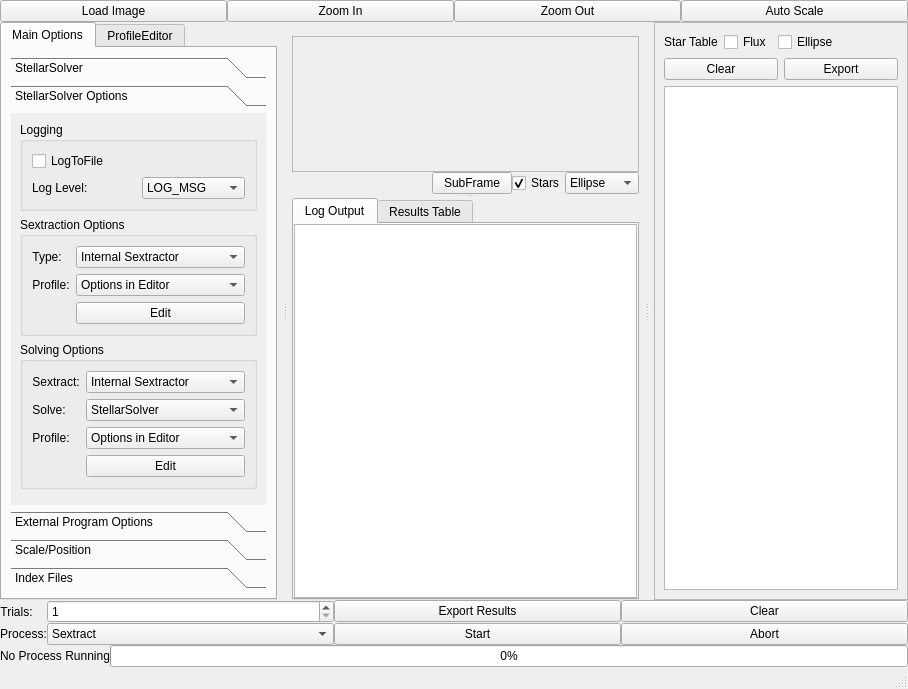
Above: tester/mainwindow.ui from rlancaste/stellarsolver before the change. Below: the same form after it.
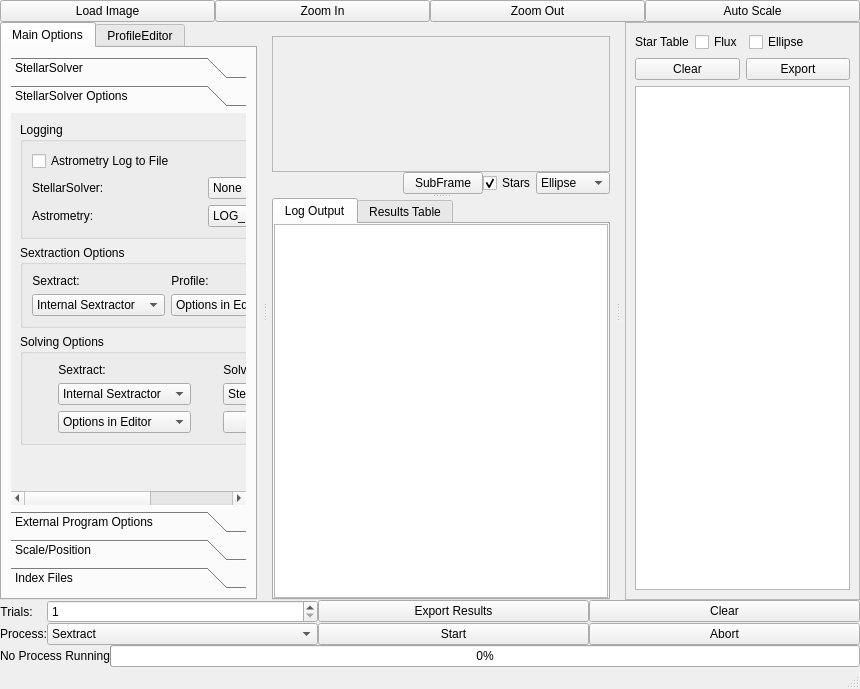
That is the form after the change. The open tabs and pages were chosen to show the change. Icons and pictures are not drawn. Custom widgets are drawn as their Qt base class.

Commit message: Separating StellarSolver from Astrometry Logging

```diff
--- a/tester/mainwindow.ui
+++ b/tester/mainwindow.ui
@@ -6,7 +6,7 @@
    <rect>
     <x>0</x>
     <y>0</y>
-    <width>908</width>
+    <width>860</width>
     <height>689</height>
    </rect>
   </property>
@@ -161,8 +161,8 @@
                 <rect>
                  <x>0</x>
                  <y>0</y>
-                 <width>272</width>
-                 <height>451</height>
+                 <width>418</width>
+                 <height>405</height>
                 </rect>
                </property>
                <attribute name="label">
@@ -188,10 +188,43 @@
                    <string>Logging</string>
                   </property>
                   <layout class="QGridLayout" name="gridLayout_16">
+                   <item row="1" column="0">
+                    <widget class="QLabel" name="label_59">
+                     <property name="text">
+                      <string>StellarSolver:</string>
+                     </property>
+                    </widget>
+                   </item>
+                   <item row="2" column="0">
+                    <widget class="QLabel" name="label_34">
+                     <property name="text">
+                      <string>Astrometry:</string>
+                     </property>
+                    </widget>
+                   </item>
+                   <item row="1" column="1">
+                    <widget class="QComboBox" name="stellarSolverLogLevel">
+                     <item>
+                      <property name="text">
+                       <string>None</string>
+                      </property>
+                     </item>
+                     <item>
+                      <property name="text">
+                       <string>Normal</string>
+                      </property>
+                     </item>
+                     <item>
+                      <property name="text">
+                       <string>Verbose</string>
+                      </property>
+                     </item>
+                    </widget>
+                   </item>
                    <item row="2" column="1">
                     <widget class="QComboBox" name="logLevel">
                      <property name="currentIndex">
-                      <number>1</number>
+                      <number>0</number>
                      </property>
                      <item>
                       <property name="text">
@@ -215,17 +248,10 @@
                      </item>
                     </widget>
                    </item>
-                   <item row="2" column="0">
-                    <widget class="QLabel" name="label_34">
-                     <property name="text">
-                      <string>Log Level:</string>
-                     </property>
-                    </widget>
-                   </item>
-                   <item row="0" column="0">
+                   <item row="0" column="0" colspan="2">
                     <widget class="QCheckBox" name="logToFile">
                      <property name="text">
-                      <string>LogToFile</string>
+                      <string>Astrometry Log to File</string>
                      </property>
                     </widget>
                    </item>
@@ -238,14 +264,7 @@
                    <string>Sextraction Options</string>
                   </property>
                   <layout class="QGridLayout" name="gridLayout_18">
-                   <item row="4" column="1">
-                    <widget class="QPushButton" name="editSextractorProfile">
-                     <property name="text">
-                      <string>Edit</string>
-                     </property>
-                    </widget>
-                   </item>
-                   <item row="1" column="1">
+                   <item row="1" column="2">
                     <widget class="QComboBox" name="sextractionProfile">
                      <property name="sizePolicy">
                       <sizepolicy hsizetype="Preferred" vsizetype="Fixed">
@@ -268,7 +287,7 @@
                      </item>
                     </widget>
                    </item>
-                   <item row="0" column="1">
+                   <item row="1" column="1">
                     <widget class="QComboBox" name="sextractorTypeForSextraction">
                      <item>
                       <property name="text">
@@ -282,29 +301,7 @@
                      </item>
                     </widget>
                    </item>
-                   <item row="1" column="0">
-                    <widget class="QLabel" name="label_68">
-                     <property name="sizePolicy">
-                      <sizepolicy hsizetype="Fixed" vsizetype="Preferred">
-                       <horstretch>0</horstretch>
-                       <verstretch>0</verstretch>
-                      </sizepolicy>
-                     </property>
-                     <property name="maximumSize">
-                      <size>
-                       <width>16777215</width>
-                       <height>15</height>
-                      </size>
-                     </property>
-                     <property name="text">
-                      <string>Profile:</string>
-                     </property>
-                     <property name="alignment">
-                      <set>Qt::AlignCenter</set>
-                     </property>
-                    </widget>
-                   </item>
-                   <item row="0" column="0">
+                   <item row="0" column="1">
                     <widget class="QLabel" name="label_69">
                      <property name="sizePolicy">
                       <sizepolicy hsizetype="Fixed" vsizetype="Preferred">
@@ -319,13 +316,42 @@
                       </size>
                      </property>
                      <property name="text">
-                      <string>Type:</string>
+                      <string>Sextract:</string>
                      </property>
                      <property name="alignment">
                       <set>Qt::AlignCenter</set>
                      </property>
                     </widget>
                    </item>
+                   <item row="0" column="2">
+                    <widget class="QLabel" name="label_68">
+                     <property name="sizePolicy">
+                      <sizepolicy hsizetype="Fixed" vsizetype="Preferred">
+                       <horstretch>0</horstretch>
+                       <verstretch>0</verstretch>
+                      </sizepolicy>
+                     </property>
+                     <property name="maximumSize">
+                      <size>
+                       <width>16777215</width>
+                       <height>15</height>
+                      </size>
+                     </property>
+                     <property name="text">
+                      <string>Profile:</string>
+                     </property>
+                     <property name="alignment">
+                      <set>Qt::AlignCenter</set>
+                     </property>
+                    </widget>
+                   </item>
+                   <item row="1" column="3">
+                    <widget class="QPushButton" name="editSextractorProfile">
+                     <property name="text">
+                      <string>Edit</string>
+                     </property>
+                    </widget>
+                   </item>
                   </layout>
                  </widget>
                 </item>
@@ -335,7 +361,78 @@
                    <string>Solving Options</string>
                   </property>
                   <layout class="QGridLayout" name="gridLayout_17">
-                   <item row="1" column="1">
+                   <item row="3" column="0">
+                    <widget class="QComboBox" name="sextractorTypeForSolving">
+                     <item>
+                      <property name="text">
+                       <string>Internal Sextractor</string>
+                      </property>
+                     </item>
+                     <item>
+                      <property name="text">
+                       <string>External Sextractor</string>
+                      </property>
+                     </item>
+                     <item>
+                      <property name="text">
+                       <string>BuiltIn Sextractor</string>
+                      </property>
+                     </item>
+                    </widget>
+                   </item>
+                   <item row="4" column="0">
+                    <widget class="QComboBox" name="solverProfile">
+                     <property name="sizePolicy">
+                      <sizepolicy hsizetype="Preferred" vsizetype="Fixed">
+                       <horstretch>0</horstretch>
+                       <verstretch>0</verstretch>
+                      </sizepolicy>
+                     </property>
+                     <property name="currentIndex">
+                      <number>0</number>
+                     </property>
+                     <item>
+                      <property name="text">
+                       <string>Options in Editor</string>
+                      </property>
+                     </item>
+                     <item>
+                      <property name="text">
+                       <string>Default Options</string>
+                      </property>
+                     </item>
+                    </widget>
+                   </item>
+                   <item row="4" column="1">
+                    <widget class="QPushButton" name="editSolverProfile">
+                     <property name="text">
+                      <string>Edit</string>
+                     </property>
+                    </widget>
+                   </item>
+                   <item row="0" column="0">
+                    <widget class="QLabel" name="label_70">
+                     <property name="sizePolicy">
+                      <sizepolicy hsizetype="Fixed" vsizetype="Preferred">
+                       <horstretch>0</horstretch>
+                       <verstretch>0</verstretch>
+                      </sizepolicy>
+                     </property>
+                     <property name="maximumSize">
+                      <size>
+                       <width>16777215</width>
+                       <height>15</height>
+                      </size>
+                     </property>
+                     <property name="text">
+                      <string>Sextract:</string>
+                     </property>
+                     <property name="alignment">
+                      <set>Qt::AlignCenter</set>
+                     </property>
+                    </widget>
+                   </item>
+                   <item row="3" column="1">
                     <widget class="QComboBox" name="solverType">
                      <item>
                       <property name="text">
@@ -359,100 +456,7 @@
                      </item>
                     </widget>
                    </item>
-                   <item row="2" column="1">
-                    <widget class="QComboBox" name="solverProfile">
-                     <property name="sizePolicy">
-                      <sizepolicy hsizetype="Preferred" vsizetype="Fixed">
-                       <horstretch>0</horstretch>
-                       <verstretch>0</verstretch>
-                      </sizepolicy>
-                     </property>
-                     <property name="currentIndex">
-                      <number>0</number>
-                     </property>
-                     <item>
-                      <property name="text">
-                       <string>Options in Editor</string>
-                      </property>
-                     </item>
-                     <item>
-                      <property name="text">
-                       <string>Default Options</string>
-                      </property>
-                     </item>
-                    </widget>
-                   </item>
-                   <item row="3" column="1">
-                    <widget class="QPushButton" name="editSolverProfile">
-                     <property name="text">
-                      <string>Edit</string>
-                     </property>
-                    </widget>
-                   </item>
                    <item row="0" column="1">
-                    <widget class="QComboBox" name="sextractorTypeForSolving">
-                     <item>
-                      <property name="text">
-                       <string>Internal Sextractor</string>
-                      </property>
-                     </item>
-                     <item>
-                      <property name="text">
-                       <string>External Sextractor</string>
-                      </property>
-                     </item>
-                     <item>
-                      <property name="text">
-                       <string>BuiltIn Sextractor</string>
-                      </property>
-                     </item>
-                    </widget>
-                   </item>
-                   <item row="0" column="0">
-                    <widget class="QLabel" name="label_70">
-                     <property name="sizePolicy">
-                      <sizepolicy hsizetype="Fixed" vsizetype="Preferred">
-                       <horstretch>0</horstretch>
-                       <verstretch>0</verstretch>
-                      </sizepolicy>
-                     </property>
-                     <property name="maximumSize">
-                      <size>
-                       <width>16777215</width>
-                       <height>15</height>
-                      </size>
-                     </property>
-                     <property name="text">
-                      <string>Sextract:</string>
-                     </property>
-                     <property name="alignment">
-                      <set>Qt::AlignCenter</set>
-                     </property>
-                    </widget>
-                   </item>
-                   <item row="2" column="0">
-                    <widget class="QLabel" name="label_71">
-                     <property name="sizePolicy">
-                      <sizepolicy hsizetype="Fixed" vsizetype="Preferred">
-                       <horstretch>0</horstretch>
-                       <verstretch>0</verstretch>
-                      </sizepolicy>
-                     </property>
-                     <property name="maximumSize">
-                      <size>
-                       <width>16777215</width>
-                       <height>15</height>
-                      </size>
-                     </property>
-                     <property name="text">
-                      <string>Profile:</string>
-                     </property>
-                     <property name="alignment">
-                      <set>Qt::AlignCenter</set>
-                     </property>
-                    </widget>
-                   </item>
-                   <item row="1" column="0">
                     <widget class="QLabel" name="label_72">
                      <property name="sizePolicy">
                       <sizepolicy hsizetype="Fixed" vsizetype="Preferred">
```
Left out of the diff: 21 changed lines with no effect on the pictures. The commit also changes 8 other files.
